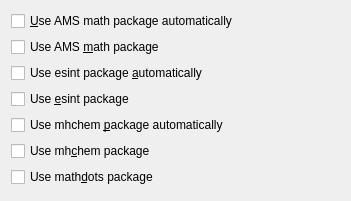
Before: the Qt Designer form src/frontends/qt4/ui/MathsUi.ui in cburschka/lyx, drawn with Qt 5.
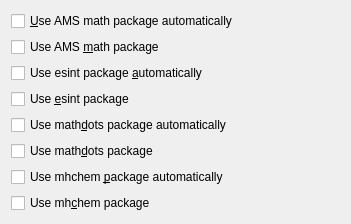
After: the same form once the commit is applied.

Commit message:
better support for the mathdots package: technically this package is the same as esint, only for dots instead of integrals -> therefore we can and should handle it the same as esint
-> add "use automatically" checkbox
-> load mathdots if \iddots is inserted

Patch:
```diff
--- a/src/frontends/qt4/ui/MathsUi.ui
+++ b/src/frontends/qt4/ui/MathsUi.ui
@@ -6,7 +6,7 @@
     <x>0</x>
     <y>0</y>
     <width>351</width>
-    <height>201</height>
+    <height>224</height>
    </rect>
   </property>
   <property name="windowTitle">
@@ -60,6 +60,26 @@
     </widget>
    </item>
    <item row="4" column="0">
+    <widget class="QCheckBox" name="mathdotsautoCB">
+     <property name="toolTip">
+      <string>The LaTeX package mathdots is only used if the command \iddots is inserted into formulas</string>
+     </property>
+     <property name="text">
+      <string>Use math&amp;dots package automatically</string>
+     </property>
+    </widget>
+   </item>
+   <item row="5" column="0">
+    <widget class="QCheckBox" name="mathdotsCB">
+     <property name="toolTip">
+      <string>The LaTeX package mathdots is used</string>
+     </property>
+     <property name="text">
+      <string>Use math&amp;dots package</string>
+     </property>
+    </widget>
+   </item>
+   <item row="6" column="0">
     <widget class="QCheckBox" name="mhchemautoCB">
      <property name="toolTip">
       <string>The LaTeX package mhchem is only used if either the command \ce or \cf is inserted into formulas</string>
@@ -72,7 +92,7 @@
      </property>
     </widget>
    </item>
-   <item row="5" column="0">
+   <item row="7" column="0">
     <widget class="QCheckBox" name="mhchemCB">
      <property name="toolTip">
       <string>The LaTeX package mhchem is always used</string>
@@ -82,17 +102,7 @@
      </property>
     </widget>
    </item>
-   <item row="6" column="0">
-    <widget class="QCheckBox" name="mathdotsCB">
-     <property name="toolTip">
-      <string>The LaTeX package mathdots is used</string>
-     </property>
-     <property name="text">
-      <string>Use math&amp;dots package</string>
-     </property>
-    </widget>
-   </item>
-   <item row="7" column="0">
+   <item row="8" column="0">
     <spacer>
      <property name="orientation">
       <enum>Qt::Vertical</enum>
```
The commit also changes 5 other files.
